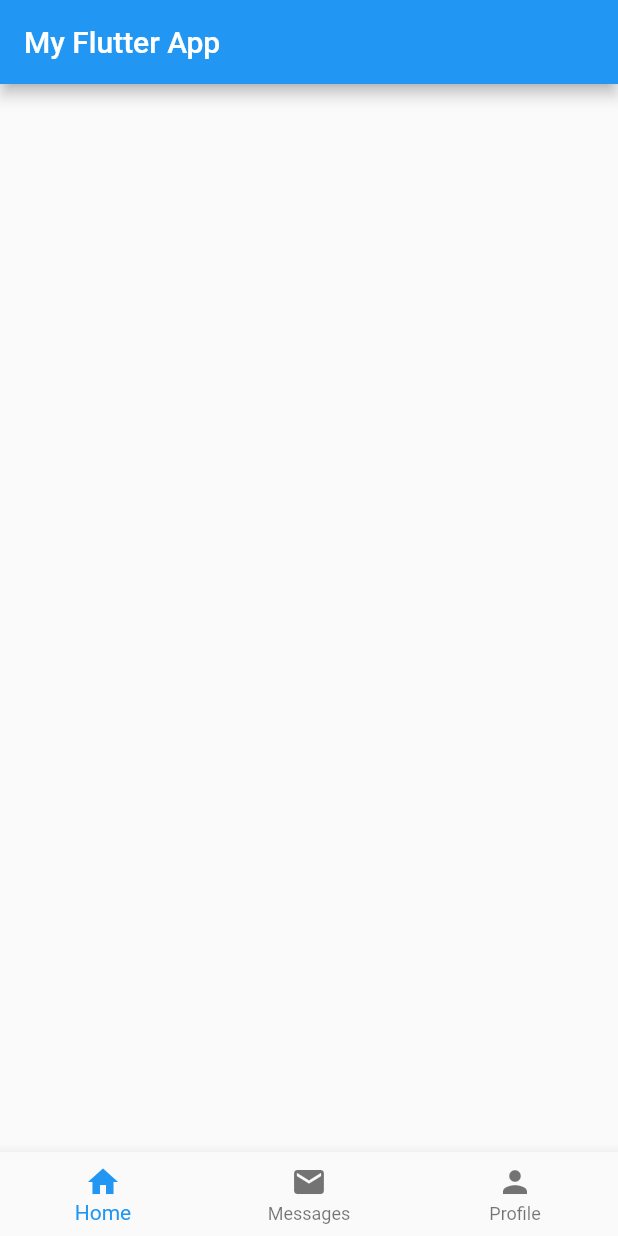
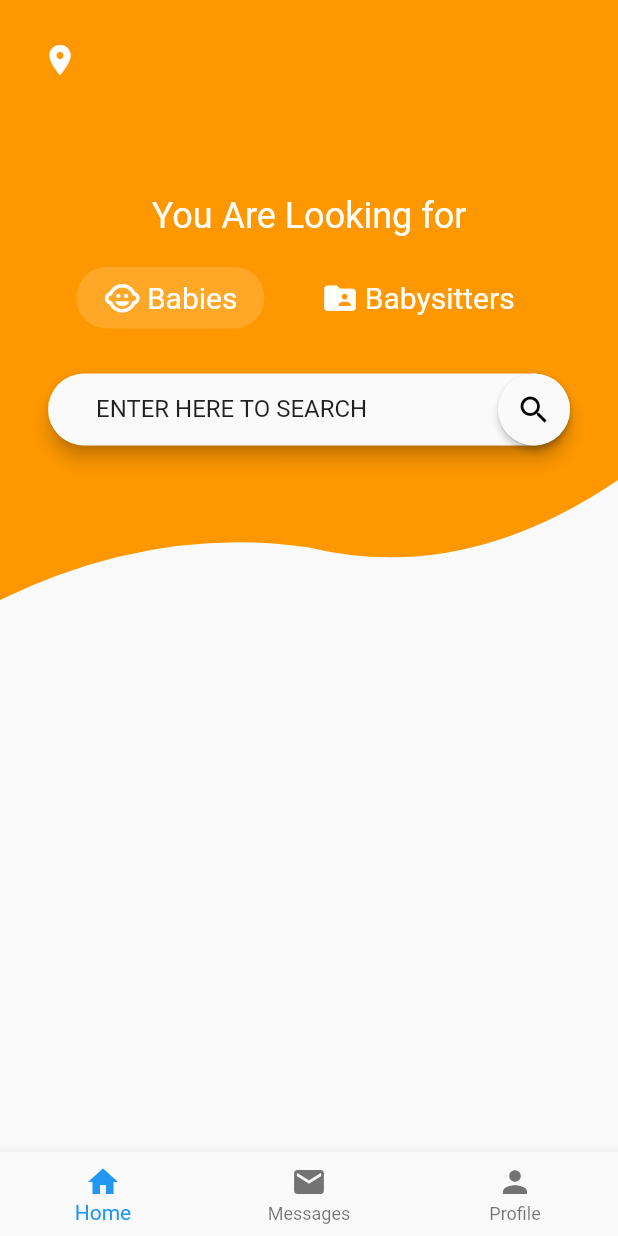
Before and after one commit to ldai100/Baymax-front, a Flutter app: the screen it shows after launch, on a phone screen of 412 x 824 dp. Run offline on Flutter 3.47's test engine with Material 2 defaults, Android fonts, the phone set to English and light mode, and no system bars.

Commit message:
create homescreen page

```diff
--- /dev/null
+++ b/lib/CustomShapeClipper.dart
@@ -0,0 +1,25 @@
+import 'package:flutter/material.dart';
+
+class CustomShapeClipper extends CustomClipper<Path>{
+  @override
+  Path getClip(Size size) {
+    final Path path = Path();
+    path.lineTo(0.0, size.height);
+
+    var firstEndPoint = Offset(size.width * .5, size.height - 35.0);
+    var firstControlPoint = Offset(size.width  * 0.25, size.height - 50.0);
+    path.quadraticBezierTo(firstControlPoint.dx, firstControlPoint.dy, firstEndPoint.dx, firstEndPoint.dy);
+
+    var secondEndPoint = Offset(size.width, size.height - 80.0);
+    var secondControlPoint = Offset(size.width * 0.75, size.height - 10);
+    path.quadraticBezierTo(secondControlPoint.dx, secondControlPoint.dy, secondEndPoint.dx, secondEndPoint.dy);
+
+
+    path.lineTo(size.width, size.height);
+    path.lineTo(size.width, 0.0);
+    path.close();
+    return path;
+  }
+  @override
+  bool shouldReclip(CustomClipper oldClipper) => true;
+}
--- a/lib/home.dart
+++ /dev/null
@@ -1,44 +0,0 @@
-import 'package:flutter/material.dart';
-import 'save_history/save_history.dart';
-
-
-class Home extends StatefulWidget {
- @override
- State<StatefulWidget> createState() {
-    return _HomeState();
-  }
-}
-
-class _HomeState extends State<Home> {
-
-  Widget build(BuildContext context){
-    return Scaffold(
-      appBar: AppBar(
-       title: Text('My Flutter App'),
-     ),
-     bottomNavigationBar: BottomNavigationBar(
-       currentIndex: 0, // this will be set when a new tab is tapped
-       items: [
-         BottomNavigationBarItem(
-           icon: new Icon(Icons.home),
-           title: new Text('Home'),
-         ),
-         BottomNavigationBarItem(
-           icon: GestureDetector(
-             onTap: (){
-              Navigator.push(
-                context,MaterialPageRoute(builder: (context)=>SaveHistory())
-              );
-             },
-             child: Icon(Icons.mail)),
-           title: new Text('Messages'),
-         ),
-         BottomNavigationBarItem(
-           icon: Icon(Icons.person),
-           title: Text('Profile'),
-         )
-       ],
-     ),
-     );
-  }
-}
--- a/lib/main.dart
+++ b/lib/main.dart
@@ -1,5 +1,7 @@
 import 'package:flutter/material.dart';
-import 'home.dart';
+import 'CustomShapeClipper.dart';
+import 'save_history/save_history.dart';
+
 
 void main() => runApp(MyApp());
 
@@ -8,7 +10,162 @@ class MyApp extends StatelessWidget {
  Widget build(BuildContext context) {
    return MaterialApp(
      title: 'My Flutter App',
-     home: Home(),
+     home: HomeScreen(),
    );
- }
+ }}
+
+class HomeScreen extends StatelessWidget {
+  @override
+  Widget build(BuildContext context) {
+    return Scaffold(
+      body: Column(
+        children: <Widget>[
+          HomeScreenTopPart(),
+        ],
+      ),
+      bottomNavigationBar: BottomNavigationBar(
+       currentIndex: 0, // this will be set when a new tab is tapped
+       items: [
+         BottomNavigationBarItem(
+           icon: new Icon(Icons.home),
+           title: new Text('Home'),
+         ),
+         BottomNavigationBarItem(
+           icon: GestureDetector(
+             onTap: (){
+              Navigator.push(
+                context,MaterialPageRoute(builder: (context)=>SaveHistory())
+              );
+             },
+             child: Icon(Icons.mail)),
+           title: new Text('Messages'),
+         ),
+         BottomNavigationBarItem(
+           icon: Icon(Icons.person),
+           title: Text('Profile'),
+         )
+       ],
+     ),
+    );
+  }
 }
+
+class HomeScreenTopPart extends StatefulWidget {
+
+  @override
+  _HomeScreenTopPartState createState() => _HomeScreenTopPartState();
+}
+
+class _HomeScreenTopPartState extends State<HomeScreenTopPart> {
+
+  var isBabySelected = true;
+
+  @override
+  Widget build(BuildContext context) {
+    return Stack(
+      children: <Widget>[
+        ClipPath(clipper: CustomShapeClipper(),
+          child: Container(
+            height: 400.0,
+            color: Colors.orange,
+          child: Column(
+            children: <Widget>[
+              Padding(
+                padding: const EdgeInsets.all(16.0),
+                child: Row(
+                  children: <Widget>[
+                    IconButton(
+                      icon: Icon(Icons.location_on,color: Colors.white,),
+                      tooltip: 'comfirm current location',
+                      onPressed: null,
+                    ),
+                  ],
+                ),
+              ),
+              SizedBox(height: 50.0),
+              Text('You Are Looking for', style:TextStyle(fontSize: 24.0, color: Colors.white,),textAlign: TextAlign.center,),
+              SizedBox(height: 20.0),
+              Row(
+                mainAxisSize: MainAxisSize.min,
+                mainAxisAlignment: MainAxisAlignment.spaceBetween,
+                children: <Widget>[
+                  InkWell(
+                    child: ChoiceChip(Icons.child_care,"Babies",isBabySelected),
+                    onTap: (){
+                      setState(() {
+                        isBabySelected = true;
+                      });
+                    }),
+                  SizedBox(width: 20.0),
+                  InkWell(
+                    child: ChoiceChip(Icons.folder_shared,"Babysitters",!isBabySelected),
+                    onTap: (){
+                      setState(() {
+                        isBabySelected = false;
+                      });
+                    },),
+                ],
+              ),
+              SizedBox(height: 30.0),
+              Padding(
+                padding: EdgeInsets.symmetric(horizontal: 32.0),
+                child: Material(
+                  elevation: 5.0,
+                  borderRadius: BorderRadius.all(Radius.circular(30.0)),
+                  child: TextField(
+                    controller: TextEditingController(text:'ENTER HERE TO SEARCH'),
+                    decoration: InputDecoration(
+                      contentPadding: EdgeInsets.symmetric(horizontal: 32.0, vertical: 14.0),
+                      suffixIcon: Material(
+                        elevation: 2.0,
+                        borderRadius: BorderRadius.all(Radius.circular(30.0),),
+                        child:Icon(Icons.search, color: Colors.black,),
+                      ),
+                      border:InputBorder.none,
+                      ),
+                    ),
+                ),
+              ),
+            ],
+          ),
+            ),
+          ),
+      ],
+    );
+  }
+}
+
+class ChoiceChip extends StatefulWidget {
+
+  final IconData icon;
+  final String text;
+  final bool isSelected;
+  ChoiceChip(this.icon,this.text,this.isSelected);
+
+  @override
+  _ChoiceChipState createState() => _ChoiceChipState();
+}
+
+class _ChoiceChipState extends State<ChoiceChip> {
+  @override
+  Widget build(BuildContext context) {
+    return Container(
+      padding: EdgeInsets.symmetric(horizontal: 18.0, vertical: 8.0),
+      decoration: widget.isSelected ? BoxDecoration(
+        color: Colors.white.withOpacity(0.15),
+        borderRadius: BorderRadius.all(
+          Radius.circular(20.0)
+        ),
+      ): null,
+      child: Row(
+        mainAxisSize: MainAxisSize.min,
+        mainAxisAlignment: MainAxisAlignment.spaceBetween,
+        children: <Widget>[
+          Icon(widget.icon,size: 25.0,color:Colors.white,),
+          SizedBox(width:4.0),
+          Text(widget.text,style: TextStyle(color: Colors.white,fontSize: 20.0),),
+        ],
+      ),
+    );
+  }
+}
```
